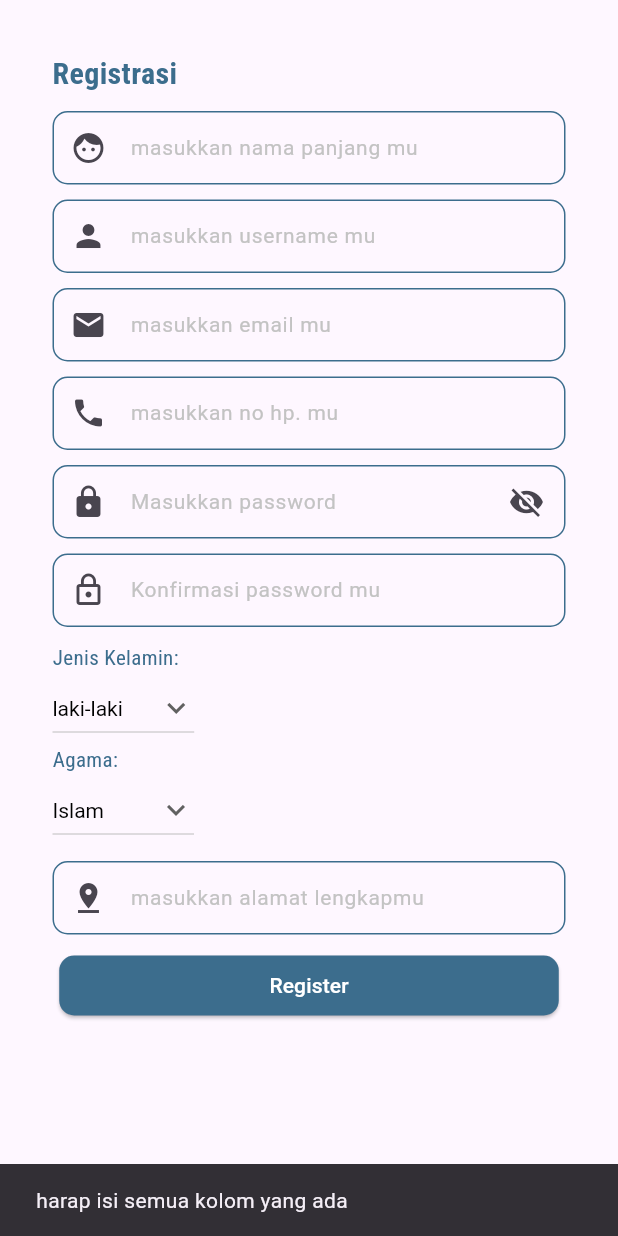
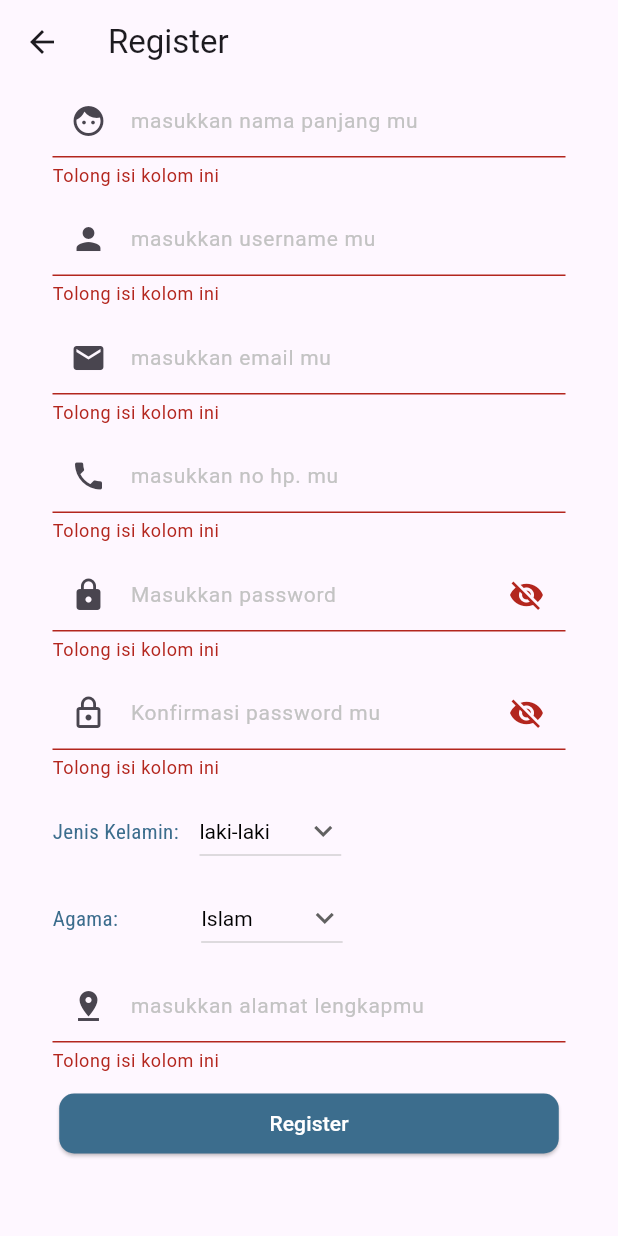
Before and after one commit to hasannugrahadi/semaga_mobile, a Flutter app: the RegisterScreen screen opened directly, after a tap on "Register", on a phone screen of 412 x 824 dp. Run offline on Flutter 3.47's test engine with Material 3 defaults, Android fonts, the phone set to English and light mode, and no system bars; our stand-ins replace flutter_svg, google_fonts; project files that could hold a hidden picture were left out.

Commit message:
Updating registration

```diff
--- /dev/null
+++ b/lib/models/users.dart
@@ -0,0 +1,10 @@
+class User {
+  late final String fullname;
+  late final String username;
+  late final String email;
+  late final String password;
+  late final String nohp;
+  late final String address;
+
+User(this.fullname, this.username,this.email,this.password,this.nohp,this.address);
+}
--- a/lib/pages/dashboard_page.dart
+++ b/lib/pages/dashboard_page.dart
@@ -1,12 +1,15 @@
-import 'package:flutter/cupertino.dart';
 import 'package:flutter/material.dart';
+import '../models/users.dart';
 
 class DashboardPage extends StatelessWidget {
+   final User user;
+
+  const DashboardPage({super.key, required this.user});
   @override
   Widget build(BuildContext context) {
     return Scaffold(
       appBar: AppBar(
-        title: Text('DASHBOARD'),
+        title: const Text('DASHBOARD'),
       ),
       drawer: Drawer(
         child: ListView(
@@ -27,18 +30,12 @@ class DashboardPage extends StatelessWidget {
             ListTile(
               title: Text('Item 1'),
               onTap: () {
-                // Update the state of the app
-                // ...
-                // Then close the drawer
                 Navigator.pop(context);
               },
             ),
             ListTile(
               title: Text('Item 2'),
               onTap: () {
-                // Update the state of the app
-                // ...
-                // Then close the drawer
                 Navigator.pop(context);
               },
             ),
@@ -46,7 +43,7 @@ class DashboardPage extends StatelessWidget {
         ),
       ),
       body: Center(
-        child: Text('Hello, Flutter!'),
+        child: Text('Selamat datang, ${user.fullname}'),
       ),
     );
   }
--- a/lib/pages/login_page.dart
+++ b/lib/pages/login_page.dart
@@ -1,6 +1,7 @@
 import 'package:flutter/gestures.dart';
 import 'package:flutter/material.dart';
 import 'package:google_fonts/google_fonts.dart';
+import 'package:semaga_mobile/models/users.dart';
 import 'package:semaga_mobile/pages/dashboard_page.dart';
 import 'package:semaga_mobile/pages/register_page.dart';
 
@@ -14,6 +15,8 @@ class LoginScreen extends StatefulWidget {
 class _LoginScreenState extends State<LoginScreen> {
   final TextEditingController _usernameController = TextEditingController();
   final TextEditingController _passwordController = TextEditingController();
+
+  final _user = User('', '', '', '', '', '');
 
   final textFieldFocusNode = FocusNode();
   bool _obscured = true;
@@ -123,7 +126,7 @@ class _LoginScreenState extends State<LoginScreen> {
                   if (username == '12345' && password == 'hasan'){
                     Navigator.push(
                       context,
-                      MaterialPageRoute(builder: (context) => DashboardPage()),
+                      MaterialPageRoute(builder: (context) => DashboardPage(user: _user,)),
                     );
                   } else {
                     const snackBar = SnackBar(
--- a/lib/pages/register_page.dart
+++ b/lib/pages/register_page.dart
@@ -1,18 +1,23 @@
 import 'package:flutter/services.dart';
 import 'package:google_fonts/google_fonts.dart';
 import 'package:flutter/material.dart';
+import 'package:semaga_mobile/models/users.dart';
+import 'package:semaga_mobile/pages/dashboard_page.dart';
 
 import 'login_page.dart';
 
 class RegisterScreen extends StatefulWidget {
-  RegisterScreen({super.key});
+  const RegisterScreen({super.key});
 
   @override
   _RegisterScreenState createState() => _RegisterScreenState();
 }
 
 class _RegisterScreenState extends State<RegisterScreen> {
-  //controller & string
+
+  final _formKey = GlobalKey<FormState>();
+  final _user = User('', '', '', '', '', '');
+
   final TextEditingController _fullnameController = TextEditingController();
   final TextEditingController _usernameController = TextEditingController();
   final TextEditingController _emailController = TextEditingController();
@@ -20,6 +25,7 @@ class _RegisterScreenState extends State<RegisterScreen> {
   final TextEditingController _confirmpasswordController = TextEditingController();
   final TextEditingController _nohpController = TextEditingController();
   final TextEditingController _addressController = TextEditingController();
+
   late String dropdownGender = 'laki-laki';
   late String dropdownReligion = 'Islam';
 
@@ -40,11 +46,20 @@ class _RegisterScreenState extends State<RegisterScreen> {
 
   //focus password icon
   final textFieldFocusNode = FocusNode();
-  bool _obscured = true;
+  bool _obscuredPassword = true;
+  bool _obscuredConfirmation = true;
 
-  void _toggleObscured() {
+  void _toggleObscuredPassword() {
     setState(() {
-      _obscured = !_obscured;
+      _obscuredPassword = !_obscuredPassword;
+      if (textFieldFocusNode.hasPrimaryFocus) return; // If focus is on text field, don't unfocused
+      textFieldFocusNode.canRequestFocus = false;     // Prevents focus if tap on eye
+    });
+  }
+
+  void _toggleObscuredConfirmation() {
+    setState(() {
+      _obscuredConfirmation = !_obscuredConfirmation;
       if (textFieldFocusNode.hasPrimaryFocus) return; // If focus is on text field, don't unfocused
       textFieldFocusNode.canRequestFocus = false;     // Prevents focus if tap on eye
     });
@@ -54,116 +69,119 @@ class _RegisterScreenState extends State<RegisterScreen> {
   Widget build(BuildContext context) {
     TextStyle textfieldStyle = const TextStyle(color: Colors.black, fontSize: 14.0);
     return Scaffold(
-      body: Padding( //padding antar elemen
-        padding: const EdgeInsets.fromLTRB(35, 35, 35, 10),
+      appBar: AppBar(
+        title: const Text('Register'),
+      ),
+      body: SingleChildScrollView(
+        child: Padding(
+            padding: const EdgeInsets.fromLTRB(35, 0, 35, 10),
+            child: Form(
+                key: _formKey,
               child: Wrap(
-          spacing: 20,
+                spacing: 10,
                 runSpacing: 10,
                 children: [
-            Text(
-              'Registrasi',
-              style: TextStyle(
-                color: const Color(0xff3C6D8D),
-                fontWeight: FontWeight.bold,
-                fontSize: 20,
-                fontFamily: GoogleFonts.robotoCondensed().fontFamily,
-              ),
-              textAlign: TextAlign.center,
-            ),
-            TextField(
+                  TextFormField(
                     controller: _fullnameController,
                     style: textfieldStyle,
                     inputFormatters: [
                       FilteringTextInputFormatter.allow(RegExp("[a-zA-Z ]")),
                     ],
-              decoration: InputDecoration(
-                floatingLabelBehavior: FloatingLabelBehavior.never,
-                enabledBorder: OutlineInputBorder(
-                    borderSide: const BorderSide(color: Color(0xff3C6D8D), width: 1.0),
-                    borderRadius: BorderRadius.circular(10.0)
+                    decoration: const InputDecoration(
+                      hintText: 'masukkan nama panjang mu',
+                      hintStyle: TextStyle(fontSize: 14.0, color: Color.fromARGB(255, 195, 195, 195)),
+                      prefixIcon: Icon(Icons.face),
+                      contentPadding: EdgeInsets.symmetric(vertical: 14.0),
                     ),
-                hintText: 'masukkan nama panjang mu',
-                hintStyle: const TextStyle(fontSize: 14.0, color: Color.fromARGB(255, 195, 195, 195)),
-                prefixIcon: const Icon(Icons.face),
-                contentPadding: const EdgeInsets.symmetric(vertical: 14.0),
+                    validator: (value) {
+                      if (value == null || value.isEmpty) {
+                        return 'Tolong isi kolom ini';
+                      }
+                      return null;
+                    },
+                    // onSaved: (value) => _user.fullname = value!,
                   ),
-            ),
-            TextField(
+                  TextFormField(
                     controller: _usernameController,
                     style: textfieldStyle,
                     inputFormatters: [
                       FilteringTextInputFormatter.allow(RegExp("[a-zA-Z0-9]")),
                     ],
-              decoration: InputDecoration(
-                floatingLabelBehavior: FloatingLabelBehavior.never,
-                enabledBorder: OutlineInputBorder(
-                    borderSide: const BorderSide(color: Color(0xff3C6D8D), width: 1.0),
-                    borderRadius: BorderRadius.circular(10.0)
+                    decoration: const InputDecoration(
+                      hintText: 'masukkan username mu',
+                      hintStyle: TextStyle(fontSize: 14.0, color: Color.fromARGB(255, 195, 195, 195)),
+                      prefixIcon: Icon(Icons.person),
+                      contentPadding: EdgeInsets.symmetric(vertical: 14.0),
                     ),
-                hintText: 'masukkan username mu',
-                hintStyle: const TextStyle(fontSize: 14.0, color: Color.fromARGB(255, 195, 195, 195)),
-                prefixIcon: const Icon(Icons.person),
-                contentPadding: const EdgeInsets.symmetric(vertical: 14.0),
+                    validator: (value) {
+                      if (value == null || value.isEmpty) {
+                        return 'Tolong isi kolom ini';
+                      }
+                      return null;
+                    },
+                    // onSaved: (value) => _user.username = value!,
                   ),
-            ),
-            TextField(
+                  TextFormField(
                     controller: _emailController,
                     style: textfieldStyle,
                     inputFormatters: [
                       FilteringTextInputFormatter.deny(RegExp(" ")),
                     ],
-              decoration: InputDecoration(
-                floatingLabelBehavior: FloatingLabelBehavior.never,
-                enabledBorder: OutlineInputBorder(
-                    borderSide: const BorderSide(color: Color(0xff3C6D8D), width: 1.0),
-                    borderRadius: BorderRadius.circular(10.0)
+                    decoration: const InputDecoration(
+                      hintText: 'masukkan email mu',
+                      hintStyle: TextStyle(fontSize: 14.0, color: Color.fromARGB(255, 195, 195, 195)),
+                      prefixIcon: Icon(Icons.email),
+                      contentPadding: EdgeInsets.symmetric(vertical: 14.0),
                     ),
-                hintText: 'masukkan email mu',
-                hintStyle: const TextStyle(fontSize: 14.0, color: Color.fromARGB(255, 195, 195, 195)),
-                prefixIcon: const Icon(Icons.email),
-                contentPadding: const EdgeInsets.symmetric(vertical: 14.0),
+                    validator: (value) {
+                      if (value == null || value.isEmpty) {
+                        return 'Tolong isi kolom ini';
+                      } else if (!value.contains('@')) {
+                        return 'Email tidak sesuai';
+                      }
+                      return null;
+                    },
+                    // onSaved: (value) => _user.email = value!,
                   ),
-            ),
-            TextField(
+                  TextFormField(
                     controller: _nohpController,
                     style: textfieldStyle,
                     inputFormatters: [
                       FilteringTextInputFormatter.digitsOnly
                     ],
                     keyboardType: TextInputType.number,
-              decoration: InputDecoration(
-                floatingLabelBehavior: FloatingLabelBehavior.never,
-                enabledBorder: OutlineInputBorder(
-                    borderSide: const BorderSide(color: Color(0xff3C6D8D), width: 1.0),
-                    borderRadius: BorderRadius.circular(10.0)
+                    decoration: const InputDecoration(
+                      hintText: 'masukkan no hp. mu',
+                      hintStyle: TextStyle(fontSize: 14.0, color: Color.fromARGB(255, 195, 195, 195)),
+                      prefixIcon: Icon(Icons.phone),
+                      contentPadding: EdgeInsets.symmetric(vertical: 14.0),
                     ),
-                hintText: 'masukkan no hp. mu',
-                hintStyle: const TextStyle(fontSize: 14.0, color: Color.fromARGB(255, 195, 195, 195)),
-                prefixIcon: const Icon(Icons.phone),
-                contentPadding: const EdgeInsets.symmetric(vertical: 14.0),
+                    validator: (value) {
+                      if (value == null || value.isEmpty) {
+                        return 'Tolong isi kolom ini';
+                      } else if (value.length < 11) {
+                        return 'No HP tidak sesuai';
+                      }
+                      return null;
+                    },
+                    // onSaved: (value) => _user.nohp = value!,
                   ),
-            ),
-            TextField(
+                  TextFormField(
                     controller: _passwordController,
                     keyboardType: TextInputType.visiblePassword,
-              obscureText: _obscured,
+                    obscureText: _obscuredPassword,
                     focusNode: textFieldFocusNode,
                     style: textfieldStyle,
                     decoration: InputDecoration(
-                floatingLabelBehavior: FloatingLabelBehavior.never,
-                enabledBorder: OutlineInputBorder(
-                    borderSide: const BorderSide(color: Color(0xff3C6D8D), width: 1.0),
-                    borderRadius: BorderRadius.circular(10.0)
-                ),
                       hintText: 'Masukkan password',
                       hintStyle: const TextStyle(fontSize: 14.0, color: Color.fromARGB(255, 195, 195, 195)),
                       prefixIcon: const Icon(Icons.lock),
                       suffixIcon: Padding(
                         padding: const EdgeInsets.fromLTRB(0, 0, 4, 0),
                         child: GestureDetector(
-                    onTap: _toggleObscured,
+                          onTap: _toggleObscuredPassword,
                           child: Icon(
-                      _obscured
+                            _obscuredPassword
                                 ? Icons.visibility_off
                                 : Icons.visibility_rounded,
                             size: 24,
@@ -172,29 +190,50 @@ class _RegisterScreenState extends State<RegisterScreen> {
                       ),
                       contentPadding: const EdgeInsets.symmetric(vertical: 14.0),
                     ),
+                    validator: (value) {
+                      if (value == null || value.isEmpty) {
+                        return 'Tolong isi kolom ini';
+                      }
+                      return null;
+                    },
+                    // onSaved: (value) => _user.password = value!,
                   ),
-            TextField(
+                  TextFormField(
                     controller: _confirmpasswordController,
                     keyboardType: TextInputType.visiblePassword,
                     style: textfieldStyle,
-              obscureText: _obscured,
+                    obscureText: _obscuredConfirmation,
                     decoration: InputDecoration(
-                floatingLabelBehavior: FloatingLabelBehavior.never,
-                enabledBorder: OutlineInputBorder(
-                    borderSide: const BorderSide(color: Color(0xff3C6D8D), width: 1.0),
-                    borderRadius: BorderRadius.circular(10.0)
-                ),
                       hintText: 'Konfirmasi password mu',
                       hintStyle: const TextStyle(fontSize: 14.0, color: Color.fromARGB(255, 195, 195, 195)),
                       prefixIcon: const Icon(Icons.lock_outline),
+                      suffixIcon: Padding(
+                        padding: const EdgeInsets.fromLTRB(0, 0, 4, 0),
+                        child: GestureDetector(
+                          onTap: _toggleObscuredConfirmation,
+                          child: Icon(
+                            _obscuredConfirmation
+                                ? Icons.visibility_off
+                                : Icons.visibility_rounded,
+                            size: 24,
+                          ),
+                        ),
+                      ),
                       contentPadding: const EdgeInsets.symmetric(vertical: 14.0),
                     ),
+                    validator: (value) {
+                      if (value == null || value.isEmpty) {
+                        return 'Tolong isi kolom ini';
+                      } else if (value != _passwordController.text){
+                        return 'Password tidak sesuai';
+                      }
+                      return null;
+                    },
                   ),
-            Column(
-              crossAxisAlignment: CrossAxisAlignment.start,
+                  Row(
                     children: [
                       Text(
-                  'Jenis Kelamin:',
+                        'Jenis Kelamin:    ',
                         style: TextStyle(
                           color: const Color(0xff3C6D8D),
                           fontSize: 14,
@@ -215,16 +254,18 @@ class _RegisterScreenState extends State<RegisterScreen> {
                             child: Text(items),
                           );
                         }).toList(),
-                  // After selecting the desired option,it will
-                  // change button value to selected value
                         onChanged: (String? newValue) {
                           setState(() {
                             dropdownGender = newValue!;
                           });
                         },
                       ),
+                    ],
+                  ),
+                  Row(
+                    children: [
                       Text(
-                  'Agama:',
+                        'Agama:                ',
                         style: TextStyle(
                           color: const Color(0xff3C6D8D),
                           fontSize: 14,
@@ -255,58 +296,38 @@ class _RegisterScreenState extends State<RegisterScreen> {
                       ),
                     ],
                   ),
-            TextField(
+                  TextFormField(
                     controller: _addressController,
                     style: textfieldStyle,
-              decoration: InputDecoration(
-                floatingLabelBehavior: FloatingLabelBehavior.never,
-                enabledBorder: OutlineInputBorder(
-                    borderSide: const BorderSide(color: Color(0xff3C6D8D), width: 1.0),
-                    borderRadius: BorderRadius.circular(10.0)
+                    decoration: const InputDecoration(
+                      hintText: 'masukkan alamat lengkapmu',
+                      hintStyle: TextStyle(fontSize: 14.0, color: Color.fromARGB(255, 195, 195, 195)),
+                      prefixIcon: Icon(Icons.pin_drop),
+                      contentPadding: EdgeInsets.symmetric(vertical: 14.0),
                     ),
-                hintText: 'masukkan alamat lengkapmu',
-                hintStyle: const TextStyle(fontSize: 14.0, color: Color.fromARGB(255, 195, 195, 195)),
-                prefixIcon: const Icon(Icons.pin_drop),
-                contentPadding: const EdgeInsets.symmetric(vertical: 14.0),
-              ),
+                    validator: (value) {
+                      if (value == null || value.isEmpty) {
+                        return 'Tolong isi kolom ini';
+                      }
+                      return null;
+                    },
+                    // onSaved: (value) => _user.address = value!,
                   ),
                   Center(
                     child: ElevatedButton(
                       onPressed: () {
-                  String fullname = _fullnameController.text;
-                  String username = _usernameController.text;
-                  String email = _emailController.text;
-                  String nohp = _nohpController.text;
-                  String password = _passwordController.text;
-                  String confirmpassword = _confirmpasswordController.text;
-                  String address = _addressController.text;
-
-                  if (fullname.isNotEmpty &&
-                      username.isNotEmpty &&
-                      email.isNotEmpty &&
-                      nohp.isNotEmpty &&
-                      password.isNotEmpty &&
-                      confirmpassword.isNotEmpty &&
-                      address.isNotEmpty &&
-                      password == confirmpassword){
+                        if (_formKey.currentState!.validate()) {
                           const snackBar = SnackBar(
                             content: Text('Registrasi Berhasil'),
                           );
                           ScaffoldMessenger.of(context).showSnackBar(snackBar);
+                          // _formKey.currentState!.save();
                           Navigator.push(
                             context,
-                      MaterialPageRoute(builder: (context) => const LoginScreen()),
+                            MaterialPageRoute(
+                              builder: (context) => DashboardPage(user: _user),
+                            ),
                           );
-                  } else if (password != confirmpassword){
-                    const snackBar = SnackBar(
-                      content: Text('konfirmasi password tidak cocok'),
-                    );
-                    ScaffoldMessenger.of(context).showSnackBar(snackBar);
-                  } else {
-                    const snackBar = SnackBar(
-                      content: Text('harap isi semua kolom yang ada'),
-                    );
-                    ScaffoldMessenger.of(context).showSnackBar(snackBar);
                         }
                       },
                       style: ElevatedButton.styleFrom(
@@ -323,6 +344,8 @@ class _RegisterScreenState extends State<RegisterScreen> {
                 ],
               )
             ),
+        ),
+      ),
     );
   }
 }
--- a/lib/pages/splashscreen_page.dart
+++ b/lib/pages/splashscreen_page.dart
@@ -2,6 +2,8 @@ import 'dart:async';
 import 'package:flutter/material.dart';
 import 'package:flutter_svg/flutter_svg.dart';
 import 'package:semaga_mobile/pages/login_page.dart';
+
+import '../models/users.dart';
 
 class SplashScreen extends StatelessWidget {
   const SplashScreen({super.key});
@@ -35,7 +37,7 @@ class SplashScreen extends StatelessWidget {
 
 Route _createRoute() {
   return PageRouteBuilder(
-    pageBuilder: (context, animation, secondaryAnimation) => LoginScreen(),
+    pageBuilder: (context, animation, secondaryAnimation) => const LoginScreen(),
     transitionsBuilder: (context, animation, secondaryAnimation, child) {
       const begin = Offset(0.0, 1.0);
       const end = Offset.zero;
```
Lines whose indentation alone changed are shown as unchanged.
